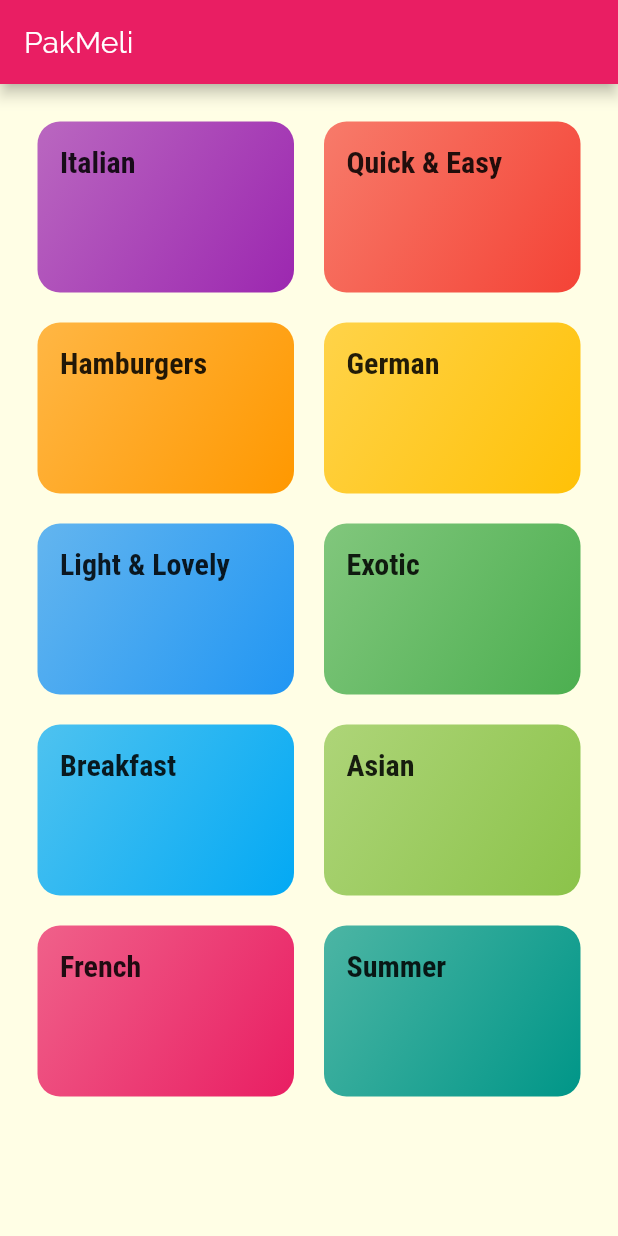
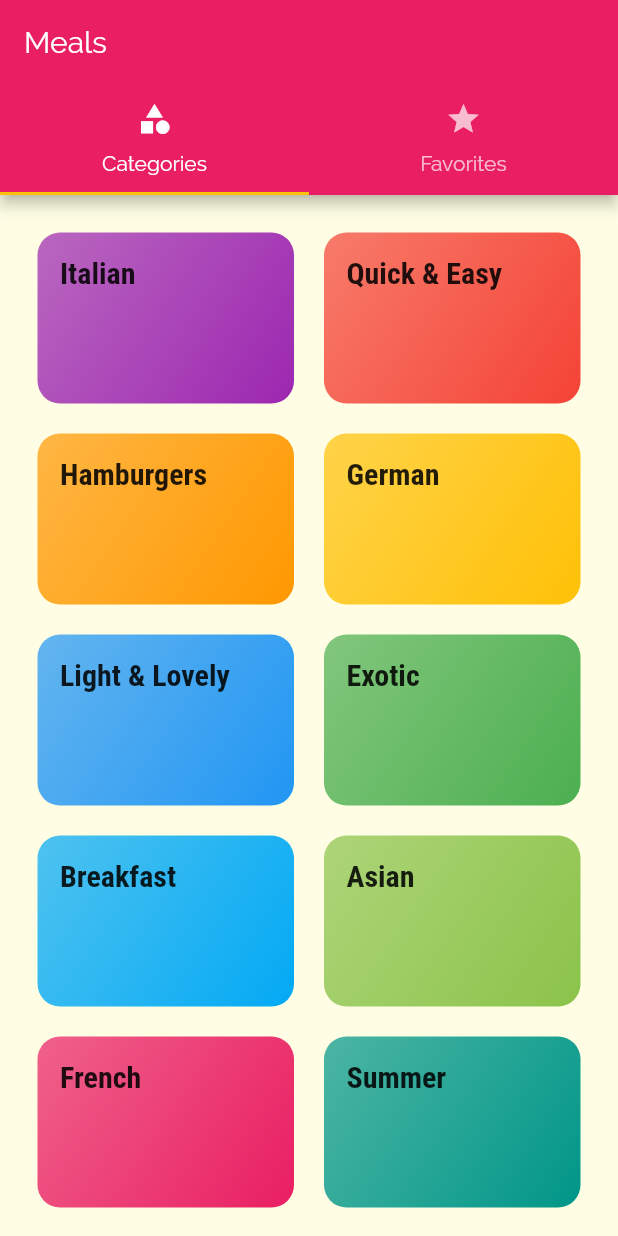
Before and after one commit to MuhammadNizamani/food_app, a Flutter app: the screen it shows after launch, on a phone screen of 412 x 824 dp. Run offline on Flutter 3.47's test engine with Material 2 defaults, Android fonts, the phone set to English and light mode, and no system bars.

Commit message:
adding Favorites scrren

```diff
--- a/lib/main.dart
+++ b/lib/main.dart
@@ -1,6 +1,7 @@
 import 'package:flutter/material.dart';
 import 'package:food_app/screen/category_meals_screen.dart';
 import 'package:food_app/screen/meal_detail_screen.dart';
+import 'package:food_app/screen/tabs_screen.dart';
 
 import 'screen/categories_screen.dart';
 
@@ -28,7 +29,7 @@ class MyApp extends StatelessWidget {
                   fontWeight: FontWeight.bold))),
       // home: CategoriesScreen(),
       routes: {
-        '/': (ctx) => CategoriesScreen(),
+        '/': (ctx) => TabsScreen(),
         CategoryMealsScreen.routeName: (ctx) => CategoryMealsScreen(),
         MealDetailScreen.routeNmae: (ctx) => MealDetailScreen(),
       },
--- a/lib/screen/categories_screen.dart
+++ b/lib/screen/categories_screen.dart
@@ -5,11 +5,7 @@ import '../widgets/categoy_item.dart';
 class CategoriesScreen extends StatelessWidget {
   @override
   Widget build(BuildContext context) {
-    return Scaffold(
-      appBar: AppBar(
-        title: const Text("PakMeli"),
-      ),
-      body: GridView(
+    return GridView(
       padding: const EdgeInsets.all(25),
       children: DUMMY_CATEGORIES
           .map((catData) =>
@@ -20,7 +16,6 @@ class CategoriesScreen extends StatelessWidget {
           childAspectRatio: 3 / 2,
           crossAxisSpacing: 20,
           mainAxisSpacing: 20),
-      ),
     );
   }
 }
--- a/lib/screen/tabs_screen.dart
+++ b/lib/screen/tabs_screen.dart
@@ -1,5 +1,6 @@
 import 'package:flutter/material.dart';
 import 'package:food_app/screen/categories_screen.dart';
+import 'package:food_app/screen/favorites_screen.dart';
 
 class TabsScreen extends StatefulWidget {
   @override
@@ -30,6 +31,7 @@ class _TabsScreenState extends State<TabsScreen> {
         body: TabBarView(
           children: <Widget>[
             CategoriesScreen(),
+            FavoritesScreen(),
           ],
         ),
       ),
```
Also changed, not shown: lib/screen/favorites_screen.dart (added, +10 -0 lines). Lines whose indentation alone changed are shown as unchanged.
